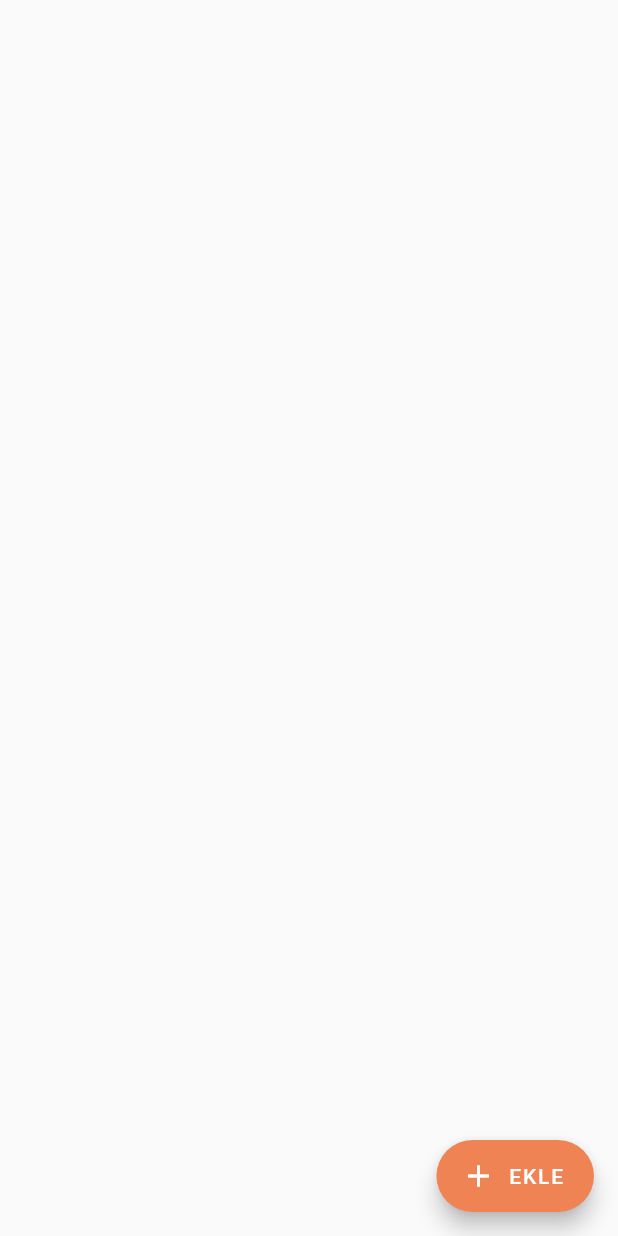
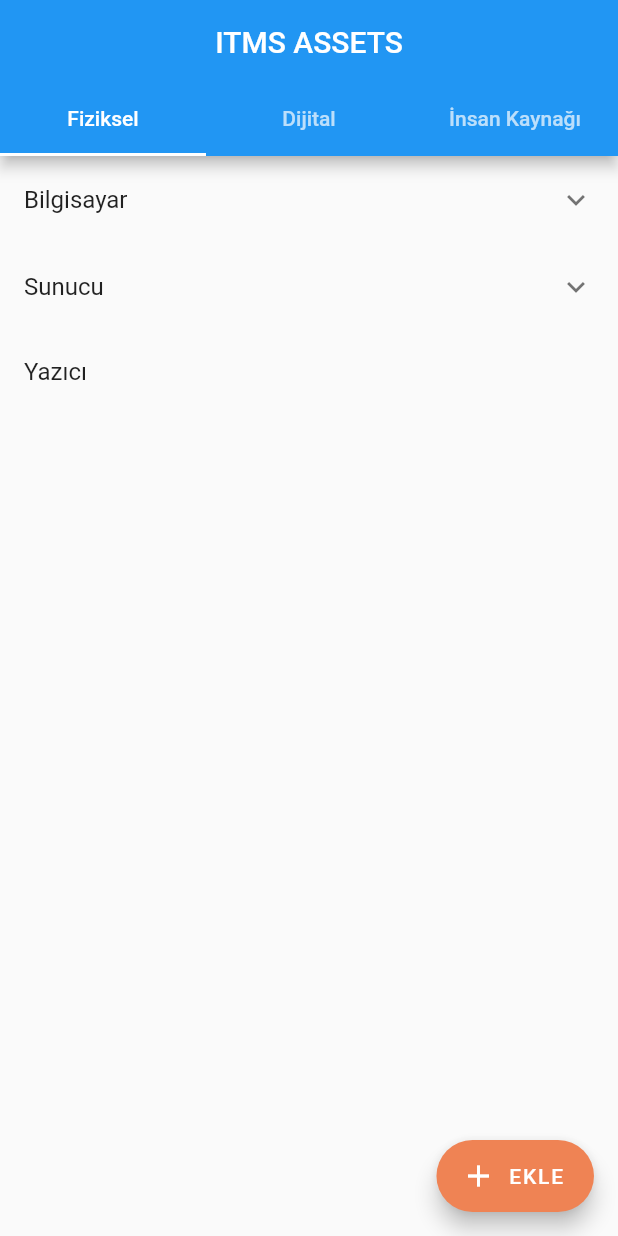
Before and after one commit to BurakAytekin/ITMSAsset, a Flutter app: the screen it shows after launch, on a phone screen of 412 x 824 dp. Run offline on Flutter 3.47's test engine with Material 2 defaults, Android fonts, the phone set to English and light mode, and no system bars.

Commit message:
Change The Homescreen

```diff
--- a/lib/screens/home_screen.dart
+++ b/lib/screens/home_screen.dart
@@ -10,10 +10,94 @@
 class _HomeScreenState extends State<HomeScreen> {
   @override
   Widget build(BuildContext context) {
-    return Scaffold(
-      floatingActionButton: CustomFab(
-        label: "EKLE",
+    return DefaultTabController(
+      length: 3,
+      child: Scaffold(
+        appBar: AppBar(
+            title: Text("ITMS ASSETS"),
+            centerTitle: true,
+            bottom: TabBar(
+              tabs: [
+                Tab(child: Text("Fiziksel")),
+                Tab(child: Text("Dijital")),
+                Tab(child: Text("İnsan Kaynağı"))
+              ],
+            ),
+          ),
+          body: TabBarView(
+            children: [
+              ListView.builder(
+                itemBuilder: (BuildContext context, int index) {
+                  return new StuffInTiles(categoryList[index]);
+                },
+                itemCount: categoryList.length,
+              ),
+              Container(
+                child: Text("tab2"),
+              ),
+              Container(
+                child: Text("tab3"),
+              )
+            ],
+          ),
+        floatingActionButton: CustomFab(
+          label: "EKLE",
+        ),
       ),
     );
   }
 }
+
+
+class StuffInTiles extends StatelessWidget {
+  final AssetCategory myTile;
+  StuffInTiles(this.myTile);
+
+  @override
+  Widget build(BuildContext context) {
+    return _buildTiles(myTile);
+  }
+
+  Widget _buildTiles(AssetCategory t) {
+    if (t.assetList != null) {
+      if (t.assetList.isEmpty)
+        return ListTile(title: Text(t.title));
+
+      return ExpansionTile(
+        key: PageStorageKey<int>(3),
+        title: Text(t.title),
+        children: t.assetList.map(_buildTiles).toList(),
+      );
+    } else {
+      return ListTile(
+          title: Text(t.title),
+          trailing: Icon(Icons.edit));
+    }
+  }
+}
+
+
+class AssetCategory {
+  String title;
+  bool isExpanded;
+  List<AssetCategory> assetList;
+  AssetCategory({ this.title, this.isExpanded, this.assetList });
+}
+
+
+class Asset {
+  String name;
+  String description;
+  Asset({ this.name, this.description });
+}
+
+List<AssetCategory> categoryList = [
+  AssetCategory(title: "Bilgisayar", isExpanded: false, assetList: [
+    AssetCategory(title: "Bilgisayar 1")
+  ]),
+  AssetCategory(title: "Sunucu", isExpanded: false, assetList: [
+    AssetCategory(title: "Bilgisayar 1",)
+  ]),
+  AssetCategory(title: "Yazıcı", isExpanded: false, assetList: [
+  ]),
+];
```
Also changed, not shown: pubspec.lock.
